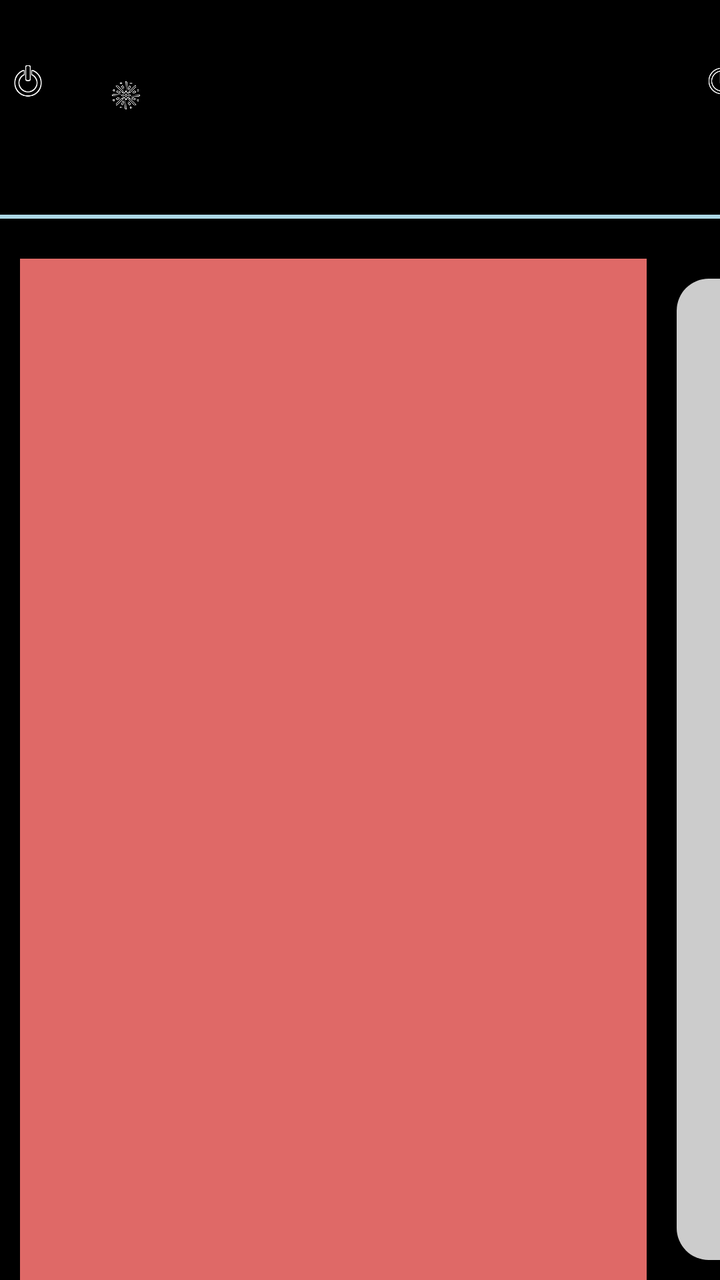
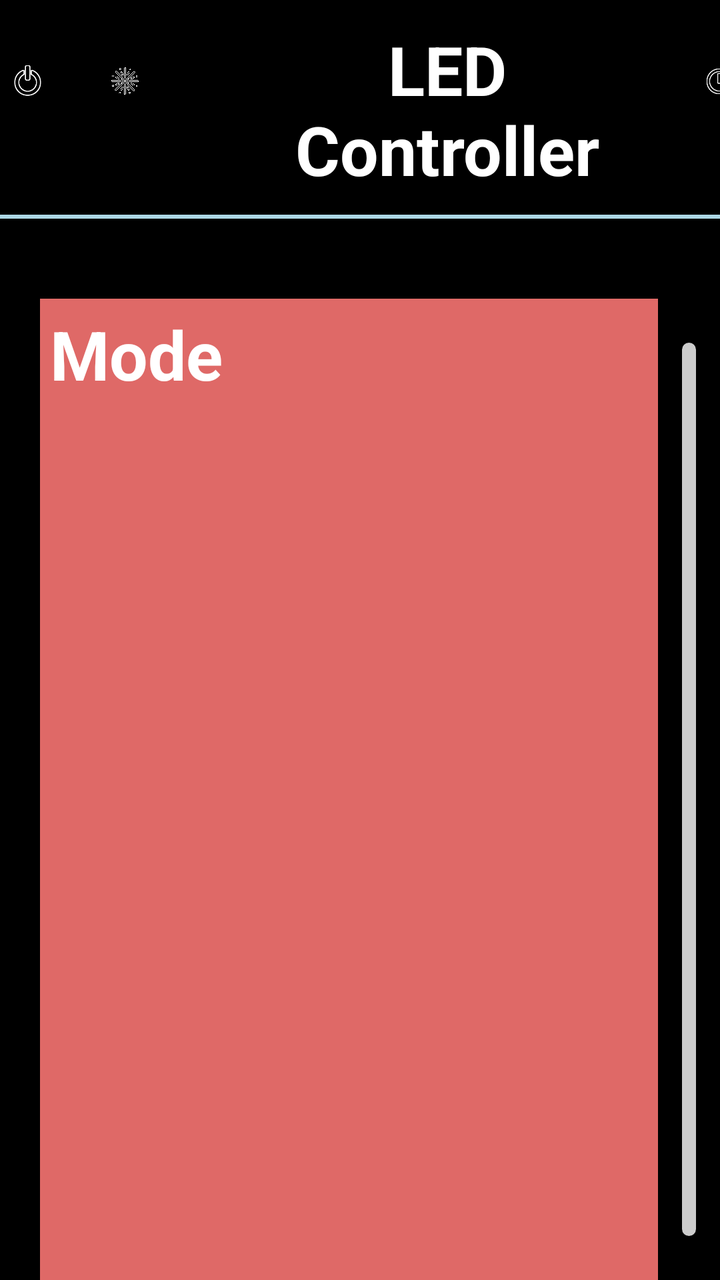

An Android layout rendered at two revisions. The XML below is the earlier revision; the diff shows what the commit changed to produce the second picture.
<!-- AndroidManifest.xml: activity theme DarkAppTheme -->
<!-- res/layout/activity_main.xml -->
<?xml version="1.0" encoding="utf-8"?>
<LinearLayout xmlns:android="http://schemas.android.com/apk/res/android"
    xmlns:app="http://schemas.android.com/apk/res-auto"
    android:layout_width="match_parent"
    android:layout_height="match_parent"
    android:orientation="vertical">
    <LinearLayout
        android:layout_width="match_parent"
        android:layout_height="wrap_content"
        android:orientation="horizontal">

        <ImageButton
            android:id="@+id/imageButton1"
            android:layout_width="75dp"
            android:layout_height="75dp"
            android:layout_marginLeft="7dp"
            android:layout_marginTop="3dp"
            android:layout_marginRight="0dp"
            android:layout_weight="1"
            android:background="@drawable/transparent_background"
            android:contentDescription="@string/button"
            android:scaleType="centerInside"
            android:src="@drawable/power_button_off_selector" />

        <ImageButton
            android:id="@+id/modesbutton"
            android:layout_width="75dp"
            android:layout_height="75dp"
            android:layout_marginLeft="35dp"
            android:layout_marginTop="10dp"
            android:layout_marginRight="25dp"
            android:layout_weight="1"
            android:background="@drawable/transparent_background"
            android:contentDescription="Button"
            android:scaleType="centerInside"
            android:src="@drawable/modes_button_selector" />

        <TextView
            android:id="@+id/textView"
            android:layout_width="wrap_content"
            android:layout_height="wrap_content"
            android:layout_marginLeft="50dp"
            android:layout_marginTop="12dp"
            android:layout_marginRight="50dp"
            android:layout_weight="1"
            android:gravity="center_horizontal"
            android:text="LED Controller"
            android:textAlignment="center"
            android:textSize="34sp"
            android:textStyle="bold" />

        <ImageView
            android:id="@+id/imageView"
            android:layout_width="wrap_content"
            android:layout_height="wrap_content"
            android:layout_marginLeft="0dp"
            android:layout_marginTop="17dp"
            android:layout_marginRight="0dp"
            android:layout_weight="1"
            android:background="@drawable/transparent_background"
            android:contentDescription="Connection"
            android:scaleType="centerInside"
            app:srcCompat="@drawable/stat_dis_button" />

        <ImageButton
            android:id="@+id/imageButton2"
            android:layout_width="75dp"
            android:layout_height="75dp"
            android:layout_marginLeft="0dp"
            android:layout_marginTop="3dp"
            android:layout_marginRight="0dp"
            android:layout_weight="1"
            android:background="@drawable/transparent_background"
            android:contentDescription="@string/button"
            android:scaleType="centerInside"
            android:src="@drawable/alarm_button_selector" />

        <ImageButton
            android:id="@+id/imageButton3"
            android:layout_width="75dp"
            android:layout_height="75dp"
            android:layout_marginLeft="0dp"
            android:layout_marginTop="3dp"
            android:layout_marginRight="0dp"
            android:layout_weight="1"
            android:background="@drawable/transparent_background"
            android:contentDescription="@string/button"
            android:scaleType="centerInside"
            android:src="@drawable/settings_button_selector" />

    </LinearLayout>

    
    <View
        android:id="@+id/settingModeDivider"
        android:layout_width="match_parent"
        android:layout_height="2dp"
        android:layout_marginTop="10dp"
        android:background="@color/light_blue" />

    <LinearLayout
        android:layout_width="match_parent"
        android:layout_height="match_parent"
        android:baselineAligned="false"
        android:orientation="horizontal">

        
        <FrameLayout
            android:id="@+id/dynamicLayoutContainer"
            android:layout_width="0dp"
            android:layout_height="match_parent"
            android:layout_marginStart="10dp"
            android:layout_marginTop="20dp"
            android:layout_marginEnd="5dp"
            android:layout_weight="10"
            android:background="@color/red" />

        
        <LinearLayout xmlns:android="http://schemas.android.com/apk/res/android"
            android:layout_width="0dp"
            android:layout_weight="1"
            android:layout_marginTop="20dp"
            android:layout_height="match_parent"
            android:orientation="vertical">
            <FrameLayout
                android:id="@+id/sliderContainer"
                android:layout_width="50dp"
                android:layout_height="match_parent"
                android:layout_margin="10dp">

                
                <View
                    android:id="@+id/sliderBackground"
                    android:layout_width="match_parent"
                    android:layout_height="match_parent"
                    android:background="@drawable/slider_background" />

                
                <View
                    android:id="@+id/sliderThumb"
                    android:layout_width="match_parent"
                    android:layout_height="0dp"
                    android:layout_gravity="bottom"
                    android:background="@drawable/slider_thumb" />
            </FrameLayout>
        </LinearLayout>
    </LinearLayout>
</LinearLayout>
<!-- resources referenced by this layout -->
<resources>
  <color name="light_blue">#ADD8E6</color>
  <color name="red">#DF6967</color>
  <!-- drawable alarm_button_selector (drawable) -->
  <selector xmlns:android="http://schemas.android.com/apk/res/android">
      
      <item android:drawable="@drawable/alarm_clicked" android:state_pressed="true" />
      <item android:drawable="@drawable/alarm_normal" />
  
  </selector>
  <!-- drawable modes_button_selector (drawable) -->
  <selector xmlns:android="http://schemas.android.com/apk/res/android">
      
      <item android:drawable="@drawable/modes_icon_clicked" android:state_pressed="true" />
      <item android:drawable="@drawable/modes_icon" />
  </selector>
  <!-- drawable power_button_off_selector (drawable) -->
  <selector xmlns:android="http://schemas.android.com/apk/res/android">
      
      <item android:drawable="@drawable/power_clicked" android:state_pressed="true" />
      <item android:drawable="@drawable/power_normal" />
  </selector>
  <!-- drawable settings_button_selector (drawable) -->
  <selector xmlns:android="http://schemas.android.com/apk/res/android">
      
      <item android:drawable="@drawable/settings_clicked" android:state_pressed="true" />
      <item android:drawable="@drawable/settings_normal" />
  </selector>
  <!-- drawable slider_background (drawable) -->
  <shape xmlns:android="http://schemas.android.com/apk/res/android">
      <solid android:color="#CCCCCC" />
      <corners android:radius="16dp" />
  </shape>
  <!-- drawable slider_thumb (drawable) -->
  <shape xmlns:android="http://schemas.android.com/apk/res/android">
      <solid android:color="#FF5722" />
      <corners android:radius="16dp" />
  </shape>
  <!-- drawable stat_dis_button: png bitmap (drawable, 664 bytes) -->
  <!-- drawable transparent_background (drawable) -->
  <layer-list xmlns:android="http://schemas.android.com/apk/res/android">
      <item android:drawable="@android:color/transparent" />
  </layer-list>
  <string name="button">Button</string>
  <style name="DarkAppTheme" parent="Theme.MaterialComponents.DayNight">
          <item name="windowActionBar">false</item>
          <item name="android:background">@color/black</item>
          <item name="windowNoTitle">true</item>
      </style>
  <!-- drawable alarm_clicked: png bitmap (drawable, 5446 bytes) -->
  <!-- drawable alarm_normal: png bitmap (drawable, 4287 bytes) -->
  <!-- drawable modes_icon_clicked: png bitmap (drawable, 59213 bytes) -->
  <!-- drawable modes_icon: png bitmap (drawable, 54221 bytes) -->
  <!-- drawable power_clicked: png bitmap (drawable, 4766 bytes) -->
  <!-- drawable power_normal: png bitmap (drawable, 3811 bytes) -->
  <!-- drawable settings_clicked: png bitmap (drawable, 7175 bytes) -->
  <!-- drawable settings_normal: png bitmap (drawable, 6334 bytes) -->
  <color name="black">#FF000000</color>
</resources>

<!-- the commit's change to res/layout/activity_main.xml (unified diff, before → after) -->
@@ -1,9 +1,11 @@
 <?xml version="1.0" encoding="utf-8"?>
 <LinearLayout xmlns:android="http://schemas.android.com/apk/res/android"
     xmlns:app="http://schemas.android.com/apk/res-auto"
+    xmlns:tools="http://schemas.android.com/tools"
     android:layout_width="match_parent"
     android:layout_height="match_parent"
     android:orientation="vertical">
+
     <LinearLayout
         android:layout_width="match_parent"
         android:layout_height="wrap_content"
@@ -13,12 +15,12 @@
             android:id="@+id/imageButton1"
             android:layout_width="75dp"
             android:layout_height="75dp"
-            android:layout_marginLeft="7dp"
+            android:layout_marginStart="7dp"
             android:layout_marginTop="3dp"
-            android:layout_marginRight="0dp"
+            android:layout_marginEnd="0dp"
             android:layout_weight="1"
             android:background="@drawable/transparent_background"
-            android:contentDescription="@string/button"
+            android:contentDescription="@string/powerbutton"
             android:scaleType="centerInside"
             android:src="@drawable/power_button_off_selector" />
 
@@ -26,12 +28,12 @@
             android:id="@+id/modesbutton"
             android:layout_width="75dp"
             android:layout_height="75dp"
-            android:layout_marginLeft="35dp"
-            android:layout_marginTop="10dp"
-            android:layout_marginRight="25dp"
+            android:layout_marginStart="35dp"
+            android:layout_marginTop="3dp"
+            android:layout_marginEnd="25dp"
             android:layout_weight="1"
             android:background="@drawable/transparent_background"
-            android:contentDescription="Button"
+            android:contentDescription="@string/modesbutton"
             android:scaleType="centerInside"
             android:src="@drawable/modes_button_selector" />
 
@@ -44,9 +46,10 @@
             android:layout_marginRight="50dp"
             android:layout_weight="1"
             android:gravity="center_horizontal"
-            android:text="LED Controller"
+            android:text="@string/led_controller"
             android:textAlignment="center"
             android:textSize="34sp"
+            android:textColor="@color/white"
             android:textStyle="bold" />
 
         <ImageView
@@ -58,7 +61,7 @@
             android:layout_marginRight="0dp"
             android:layout_weight="1"
             android:background="@drawable/transparent_background"
-            android:contentDescription="Connection"
+            android:contentDescription="@string/connection"
             android:scaleType="centerInside"
             app:srcCompat="@drawable/stat_dis_button" />
 
@@ -71,7 +74,7 @@
             android:layout_marginRight="0dp"
             android:layout_weight="1"
             android:background="@drawable/transparent_background"
-            android:contentDescription="@string/button"
+            android:contentDescription="@string/alarmbutton"
             android:scaleType="centerInside"
             android:src="@drawable/alarm_button_selector" />
 
@@ -81,7 +84,7 @@
             android:layout_height="75dp"
             android:layout_marginLeft="0dp"
             android:layout_marginTop="3dp"
-            android:layout_marginRight="0dp"
+            android:layout_marginRight="2dp"
             android:layout_weight="1"
             android:background="@drawable/transparent_background"
             android:contentDescription="@string/button"
@@ -100,9 +103,10 @@
 
     <LinearLayout
         android:layout_width="match_parent"
-        android:layout_height="match_parent"
-        android:baselineAligned="false"
-        android:orientation="horizontal">
+        android:layout_height="wrap_content"
+        android:orientation="horizontal"
+        android:layout_marginStart="10dp"
+        android:layout_marginTop="20dp">
 
         
         <FrameLayout
@@ -111,27 +115,43 @@
             android:layout_height="match_parent"
             android:layout_marginStart="10dp"
             android:layout_marginTop="20dp"
-            android:layout_marginEnd="5dp"
             android:layout_weight="10"
-            android:background="@color/red" />
+            android:background="@color/red" >
+
+            <TextView
+                android:id="@+id/textView5"
+                android:layout_width="wrap_content"
+                android:layout_height="wrap_content"
+                android:layout_margin="5dp"
+                android:background="@drawable/transparent_background"
+                android:gravity="center_horizontal"
+                android:text="@string/mode"
+                android:textAlignment="center"
+                android:textColor="@color/white"
+                android:textSize="34sp"
+                android:textStyle="bold" />
+        </FrameLayout>
 
         
-        <LinearLayout xmlns:android="http://schemas.android.com/apk/res/android"
+        <LinearLayout
             android:layout_width="0dp"
             android:layout_weight="1"
-            android:layout_marginTop="20dp"
+            android:layout_marginTop="30dp"
+            android:layout_marginBottom="10dp"
             android:layout_height="match_parent"
-            android:orientation="vertical">
+            android:orientation="vertical"
+            android:gravity="center">
             <FrameLayout
                 android:id="@+id/sliderContainer"
-                android:layout_width="50dp"
-                android:layout_height="match_parent"
-                android:layout_margin="10dp">
+                android:layout_width="wrap_content"
+                android:layout_height="match_parent">
 
                 
                 <View
                     android:id="@+id/sliderBackground"
                     android:layout_width="match_parent"
+                    android:layout_marginTop="5dp"
+                    android:layout_marginBottom="5dp"
                     android:layout_height="match_parent"
                     android:background="@drawable/slider_background" />
 
@@ -140,8 +160,17 @@
                     android:id="@+id/sliderThumb"
                     android:layout_width="match_parent"
                     android:layout_height="0dp"
+                    android:layout_margin="5dp"
+                    android:layout_marginBottom="0dp"
                     android:layout_gravity="bottom"
                     android:background="@drawable/slider_thumb" />
+
+                
+                <View
+                    android:id="@+id/blackBorder"
+                    android:layout_width="match_parent"
+                    android:layout_height="match_parent"
+                    android:background="@drawable/black_border_drawable" />
             </FrameLayout>
         </LinearLayout>
     </LinearLayout>
<!-- resource entries referenced after the edit -->
@@ -2,6 +2,7 @@
 <resources>
   <color name="light_blue">#ADD8E6</color>
   <color name="red">#DF6967</color>
+  <color name="white">#FFFFFFFF</color>
   <!-- drawable alarm_button_selector (drawable) -->
   <selector xmlns:android="http://schemas.android.com/apk/res/android">
       
@@ -9,6 +10,14 @@
       <item android:drawable="@drawable/alarm_normal" />
   
   </selector>
+  <!-- drawable black_border_drawable (drawable) -->
+  <shape xmlns:android="http://schemas.android.com/apk/res/android">
+      <solid android:color="@android:color/transparent" /> 
+      <stroke
+          android:width="12dp"
+          android:color="#000000" /> 
+      <corners android:radius="10dp" /> 
+  </shape>
   <!-- drawable modes_button_selector (drawable) -->
   <selector xmlns:android="http://schemas.android.com/apk/res/android">
       
@@ -42,7 +51,13 @@
   <layer-list xmlns:android="http://schemas.android.com/apk/res/android">
       <item android:drawable="@android:color/transparent" />
   </layer-list>
+  <string name="alarmbutton">AlarmButton</string>
   <string name="button">Button</string>
+  <string name="connection">Connection</string>
+  <string name="led_controller">LED Controller</string>
+  <string name="mode">Mode</string>
+  <string name="modesbutton">modesButton</string>
+  <string name="powerbutton">PowerButton</string>
   <style name="DarkAppTheme" parent="Theme.MaterialComponents.DayNight">
           <item name="windowActionBar">false</item>
           <item name="android:background">@color/black</item>
